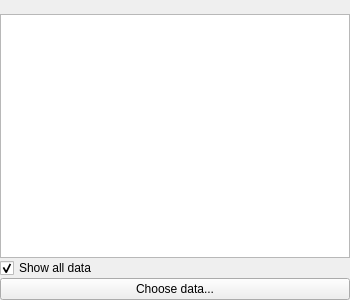
MITK/MITK, file Modules/QtWidgets/src/QmitkSynchronizedNodeSelectionWidget.ui: the form before one commit.
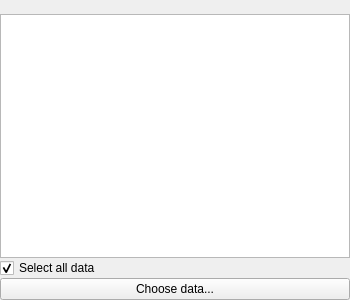
The form after the commit.

What changed in the file:
```diff
--- a/Modules/QtWidgets/src/QmitkSynchronizedNodeSelectionWidget.ui
+++ b/Modules/QtWidgets/src/QmitkSynchronizedNodeSelectionWidget.ui
@@ -58,7 +58,7 @@
       <string>Show all data, including data added later</string>
      </property>
      <property name="text">
-      <string>Show all data</string>
+      <string>Select all data</string>
      </property>
      <property name="checked">
       <bool>true</bool>
```
Left out of the diff: 4 changed lines with no effect on the pictures.
